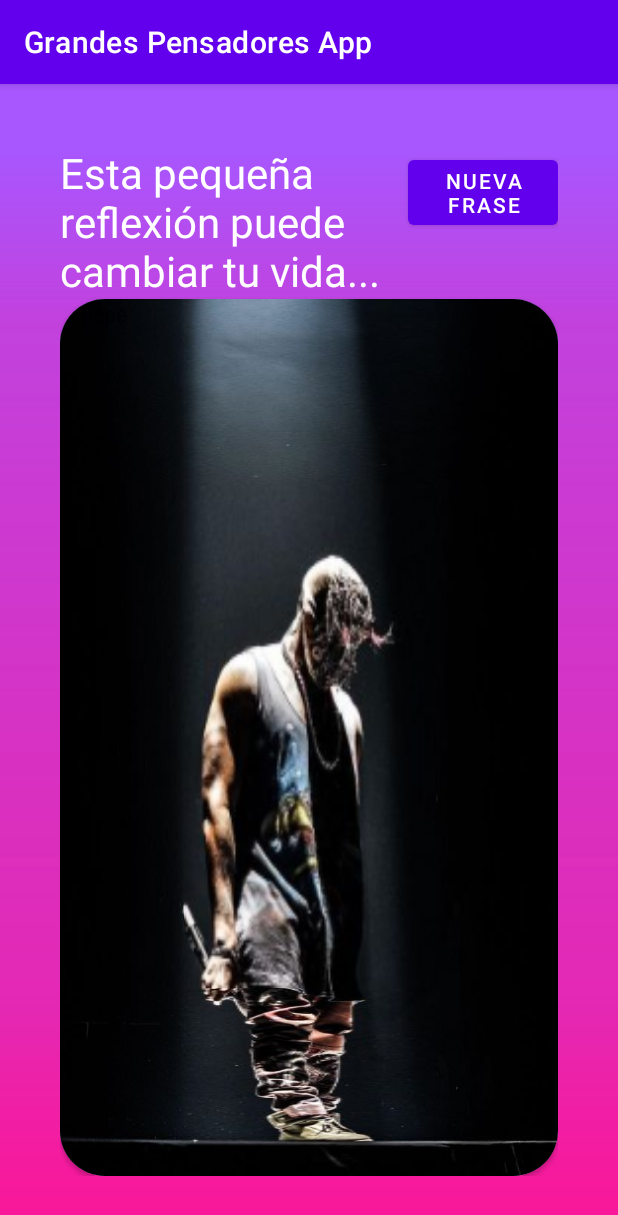
After one commit to joseilagosb/grandes-pensadores-android-kotlin, an Android app: the CustomQuotesActivity screen opened directly, with no data from a screen before it, on a phone screen of 412 x 824 dp. The commit adds this screen. Shown: the top 1215 px of the screen. Run offline under Robolectric (Android 15) with nearby library versions, the phone set to English and light mode, and no system bars.

Commit message:
segunda activity quotes

```diff
--- /dev/null
+++ b/app/src/main/java/com/example/grandespensadores/CustomQuotesActivity.kt
@@ -0,0 +1,11 @@
+package com.example.grandespensadores
+
+import androidx.appcompat.app.AppCompatActivity
+import android.os.Bundle
+
+class CustomQuotesActivity : AppCompatActivity() {
+    override fun onCreate(savedInstanceState: Bundle?) {
+        super.onCreate(savedInstanceState)
+        setContentView(R.layout.activity_custom_quotes)
+    }
+}
--- /dev/null
+++ b/app/src/main/res/layout/activity_custom_quotes.xml
@@ -0,0 +1,56 @@
+<?xml version="1.0" encoding="utf-8"?>
+<LinearLayout xmlns:android="http://schemas.android.com/apk/res/android"
+    xmlns:app="http://schemas.android.com/apk/res-auto"
+    xmlns:tools="http://schemas.android.com/tools"
+    android:layout_width="match_parent"
+    android:layout_height="match_parent"
+    android:background="@drawable/quotes_background"
+    android:gravity="center|top"
+    android:padding="40dp"
+    android:orientation="vertical"
+    tools:context=".CustomQuotesActivity">
+    <LinearLayout
+        android:layout_width="match_parent"
+        android:layout_height="wrap_content"
+        android:orientation="horizontal"
+        android:weightSum="1"
+        >
+        <TextView
+            android:layout_width="0dp"
+            android:layout_height="wrap_content"
+            android:layout_weight="0.7"
+            android:id="@+id/header_text"
+            android:textSize="28sp"
+            android:textColor="@color/white"
+            android:text="Esta pequeña reflexión puede cambiar tu vida..."
+            android:paddingRight="10dp"
+            />
+        <Button
+            android:layout_width="0dp"
+            android:layout_height="wrap_content"
+            android:layout_weight="0.3"
+            android:id="@+id/refresh_quote_button"
+            android:text="Nueva frase"
+            />
+    </LinearLayout>
+
+    <androidx.cardview.widget.CardView
+        android:layout_width="match_parent"
+        android:layout_height="match_parent"
+        app:cardCornerRadius="30dp"
+        android:backgroundTint="@color/cheer_up_quotes_button_background"
+        >
+        <ImageView
+            android:layout_width="match_parent"
+            android:layout_height="match_parent"
+            android:src="@drawable/kanye_west_quotes_card"
+            android:scaleType="fitXY"
+            />
+        <TextView
+            android:layout_width="wrap_content"
+            android:layout_height="match_parent"
+            android:text="el pepe"
+
+            />
+    </androidx.cardview.widget.CardView>
+</LinearLayout>
--- a/app/src/main/res/layout/activity_main.xml
+++ b/app/src/main/res/layout/activity_main.xml
@@ -39,11 +39,13 @@
         android:layout_height="0dp"
         android:layout_weight="2"
         >
+
         <LinearLayout
             android:layout_width="match_parent"
             android:layout_height="wrap_content"
             android:orientation="vertical">
             <androidx.cardview.widget.CardView
+                android:id="@+id/breaking_bad_quotes_button"
                 android:layout_width="match_parent"
                 android:layout_height="100dp"
                 android:backgroundTint="@color/breaking_bad_quotes_button_background"
@@ -76,6 +78,7 @@
             </androidx.cardview.widget.CardView>
 
             <androidx.cardview.widget.CardView
+                android:id="@+id/kanye_west_quotes_button"
                 android:layout_width="match_parent"
                 android:layout_height="100dp"
                 android:backgroundTint="@color/kanye_west_quotes_button_background"
@@ -108,6 +111,7 @@
             </androidx.cardview.widget.CardView>
 
             <androidx.cardview.widget.CardView
+                android:id="@+id/cheer_up_quotes_button"
                 android:layout_width="match_parent"
                 android:layout_height="100dp"
                 android:backgroundTint="@color/cheer_up_quotes_button_background"
@@ -155,6 +159,7 @@
             android:textColor="@color/white"
             android:text="@string/happiness_ambasaddors_message"/>
         <Button
+            android:id="@+id/see_more_button"
             android:layout_width="0dp"
             android:layout_height="match_parent"
             android:layout_weight="0.3"
```
Also changed, not shown: app/build.gradle (+7 -0 lines), app/src/main/AndroidManifest.xml (+7 -0 lines), app/src/main/java/com/example/grandespensadores/MainActivity.kt (+23 -0 lines), app/src/main/res/values/strings.xml (+9 -0 lines), app/src/main/res/values/themes.xml (+9 -0 lines), app/src/main/res/drawable-hdpi/kanye_west_quotes_card.9.png (added), app/src/main/res/drawable-hdpi/quotes_background.9.png (added), app/src/main/res/drawable-mdpi/kanye_west_quotes_card.9.png (added), app/src/main/res/drawable-mdpi/quotes_background.9.png (added), app/src/main/res/drawable-xhdpi/kanye_west_quotes_card.9.png (added), app/src/main/res/drawable-xhdpi/quotes_background.9.png (added), app/src/main/res/drawable-xxhdpi/kanye_west_quotes_card.9.png (added), app/src/main/res/drawable-xxhdpi/quotes_background.9.png (added), app/src/main/res/drawable-xxxhdpi/kanye_west_quotes_card.9.png (added), 1 more files.
